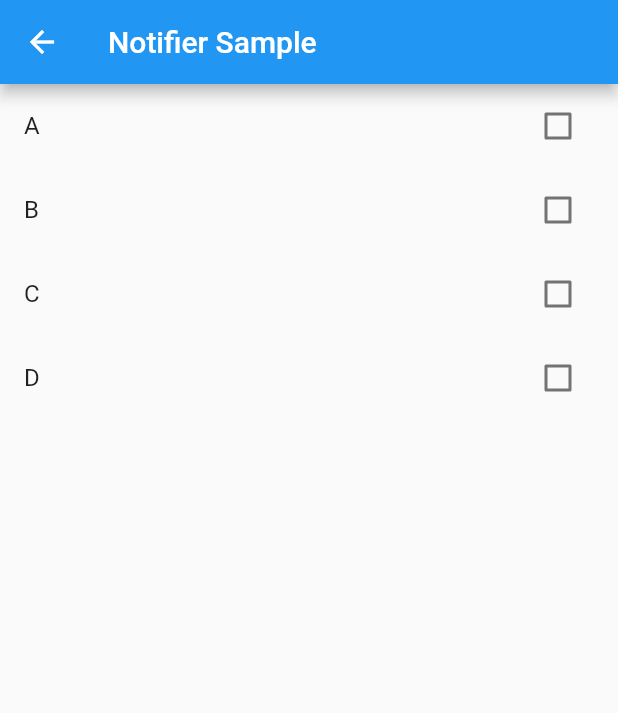
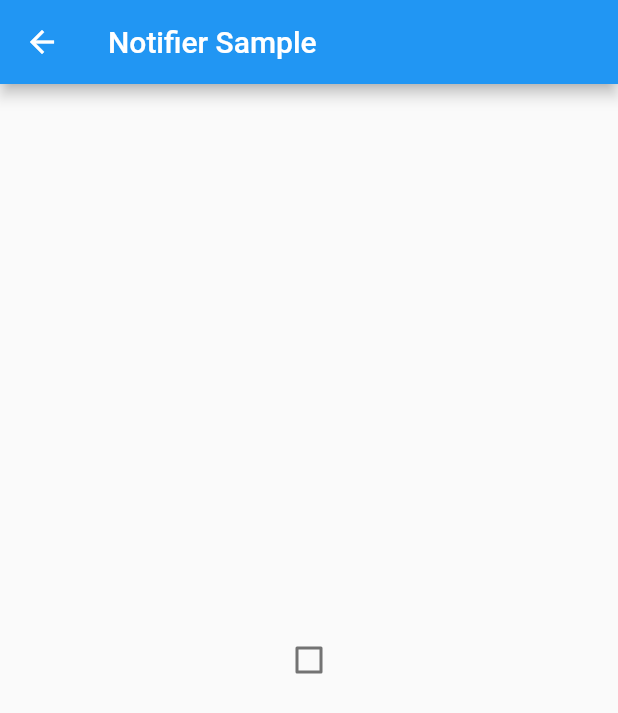
Before and after one commit to tsukamoto1783/riverpod_generator_sample, a Flutter app: the screen it shows after launch, after a tap on "Notifier Sample", on a phone screen of 412 x 824 dp. Shown: the top 713 px of the screen. Run offline on Flutter 3.47's test engine with Material 2 defaults, Android fonts, the light colour scheme and no system bars; our stand-ins replace hooks_riverpod, riverpod_annotation; generated files the repository leaves out were written again.

Commit message:
fix: 一部修正

```diff
--- a/lib/main.dart
+++ b/lib/main.dart
@@ -31,11 +31,12 @@ class MyHomePage extends StatelessWidget {
           onPressed: () {
             Navigator.push(
               context,
-                MaterialPageRoute(builder: (context) => NotifierSample()),
+              MaterialPageRoute(builder: (context) => const NotifierSample()),
             );
           },
           child: const Text('Notifier Sample'),
         ),
-        ));
+      ),
+    );
   }
 }
--- a/lib/notifier_sample.dart
+++ b/lib/notifier_sample.dart
@@ -3,33 +3,21 @@ import 'package:generator_sample/provider.dart';
 import 'package:hooks_riverpod/hooks_riverpod.dart';
 
 class NotifierSample extends ConsumerWidget {
-  NotifierSample({Key? key}) : super(key: key);
-
-  final List<String> _valueList = ['A', 'B', 'C', 'D'];
+  const NotifierSample({Key? key}) : super(key: key);
 
   @override
   Widget build(BuildContext context, WidgetRef ref) {
-    final checkList = ref.watch(checkListProvider);
+    final isCheckValue = ref.watch(checkValueProvider);
 
     return Scaffold(
       appBar: AppBar(
         title: const Text('Notifier Sample'),
       ),
       body: Center(
-        child: ListView.builder(
-          itemCount: _valueList.length,
-          itemBuilder: (BuildContext context, int index) {
-            return ListTile(
-              title: Text(_valueList[index]),
-              trailing: Checkbox(
-                value: checkList[index],
-                onChanged: (bool? value) {
-                  ref
-                      .read(checkListProvider.notifier)
-                      .updateListElement(index, value!);
-                },
-              ),
-            );
+        child: Checkbox(
+          value: isCheckValue,
+          onChanged: (bool? value) {
+            ref.read(checkValueProvider.notifier).updateCheckValue(value!);
           },
         ),
       ),
```
Also changed, not shown: lib/provider.dart (+5 -8 lines), lib/provider.g.dart. Lines whose indentation alone changed are shown as unchanged.
